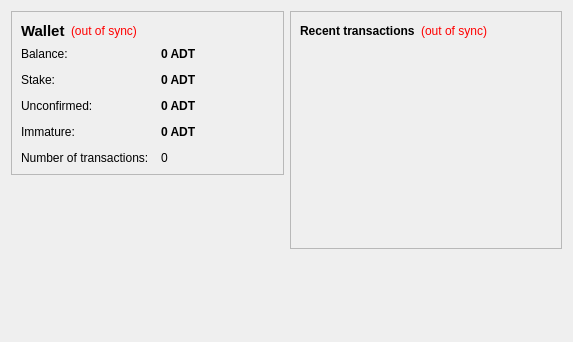
Qt form src/qt/forms/overviewpage.ui (CryptoRepairCrew/Android-Token-V2) before a commit.
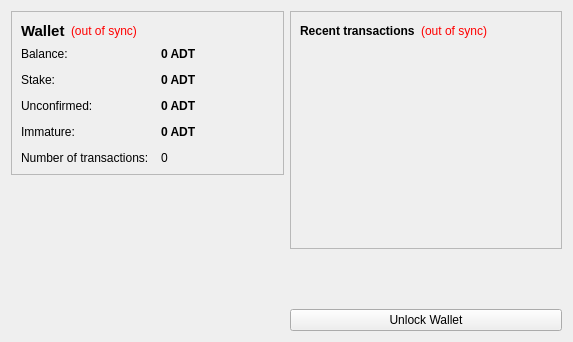
The same form after that commit. Icons and pictures are not drawn.

```diff
--- a/src/qt/forms/overviewpage.ui
+++ b/src/qt/forms/overviewpage.ui
@@ -319,6 +319,13 @@
        </property>
       </spacer>
      </item>
+     <item>
+      <widget class="QPushButton" name="unlockWalletButton">
+       <property name="text">
+        <string>Unlock Wallet</string>
+       </property>
+      </widget>
+     </item>
     </layout>
    </item>
   </layout>
```
Left out of the diff: 21 changed lines with no effect on the pictures.
